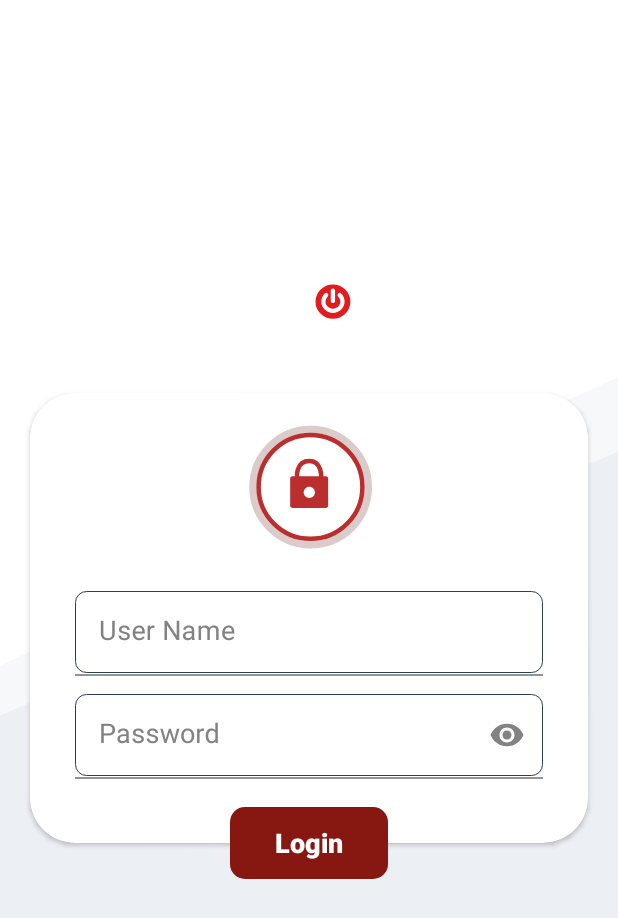
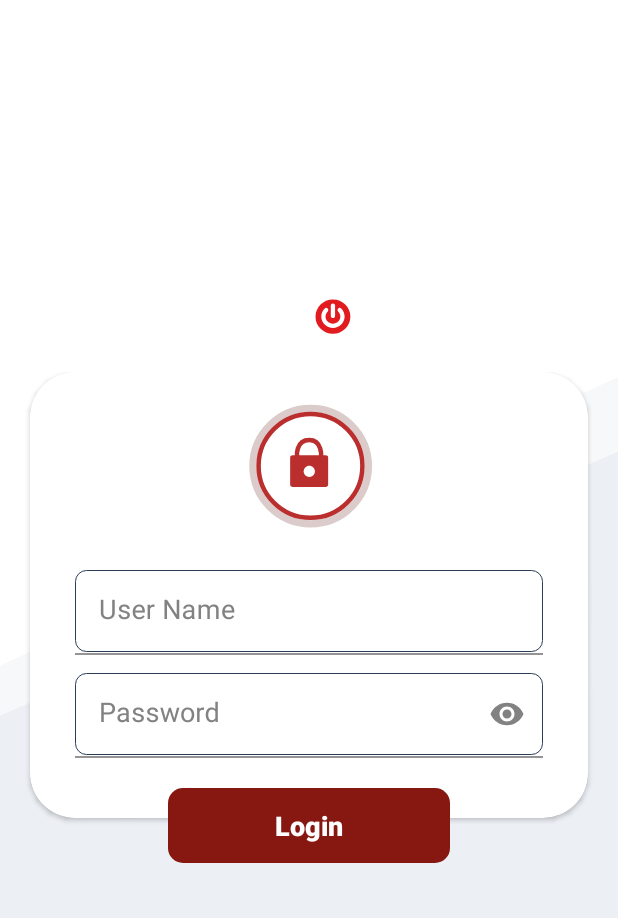
Before and after one commit to Muhammedjasir/ClikOn, an Android app: the screen it shows after launch (LoginActivity), on a phone screen of 412 x 824 dp. Shown: the top 918 px of the screen. Run offline under Robolectric (Android 15) with nearby library versions, the phone set to English and light mode, and no system bars.

Commit message:
03/09/2021 - Adil Farhan - activity_login.xml screen fixing

```diff
--- a/app/src/main/res/layout/activity_login.xml
+++ b/app/src/main/res/layout/activity_login.xml
@@ -55,14 +55,16 @@
     android:layout_width="match_parent"
     android:layout_height="wrap_content"
     android:layout_centerInParent="true">
-    <androidx.constraintlayout.widget.ConstraintLayout
+    <LinearLayout
         android:layout_width="match_parent"
-        android:layout_height="wrap_content">
+        android:layout_height="wrap_content"
+        android:gravity="center"
+        android:orientation="vertical">
 
         <androidx.cardview.widget.CardView
             android:id="@+id/cardView"
             android:layout_width="match_parent"
-            android:layout_height="300dp"
+            android:layout_height="wrap_content"
             android:layout_marginLeft="20dp"
             android:layout_marginRight="20dp"
             app:cardBackgroundColor="@color/white"
@@ -75,7 +77,10 @@
             <LinearLayout
                 android:layout_width="match_parent"
                 android:layout_height="match_parent"
-                android:layout_margin="10dp"
+                android:layout_marginTop="10dp"
+                android:layout_marginRight="10dp"
+                android:layout_marginLeft="10dp"
+                android:layout_marginBottom="40dp"
                 android:orientation="vertical">
 
                 <com.airbnb.lottie.LottieAnimationView
@@ -143,22 +148,20 @@
             android:id="@+id/btn_login"
             android:layout_width="wrap_content"
             android:layout_height="wrap_content"
-            android:layout_gravity="bottom"
-            android:layout_marginTop="300dp"
+            android:layout_gravity="bottom|center"
+            android:minWidth="188dp"
+            android:minHeight="50dp"
+            android:layout_marginTop="-20dp"
             android:background="@drawable/button_bg"
-            android:paddingLeft="30dp"
-            android:paddingRight="30dp"
             android:text="Login"
             android:textAllCaps="false"
             android:textColor="@color/white"
             android:textSize="18dp"
-            android:textStyle="bold"
-            app:layout_constraintBottom_toBottomOf="parent"
-            app:layout_constraintEnd_toEndOf="parent"
-            app:layout_constraintStart_toStartOf="parent"
-            app:layout_constraintTop_toTopOf="parent" />
+            android:textStyle="bold" />
 
-    </androidx.constraintlayout.widget.ConstraintLayout>
+
+    </LinearLayout>
+
 </ScrollView>
 
 </RelativeLayout>
```
